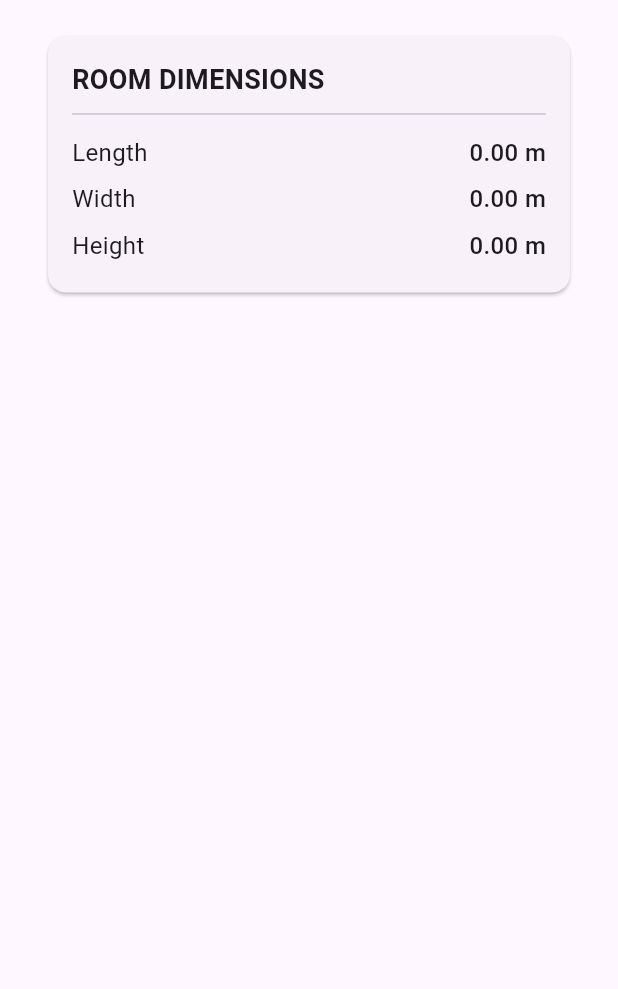
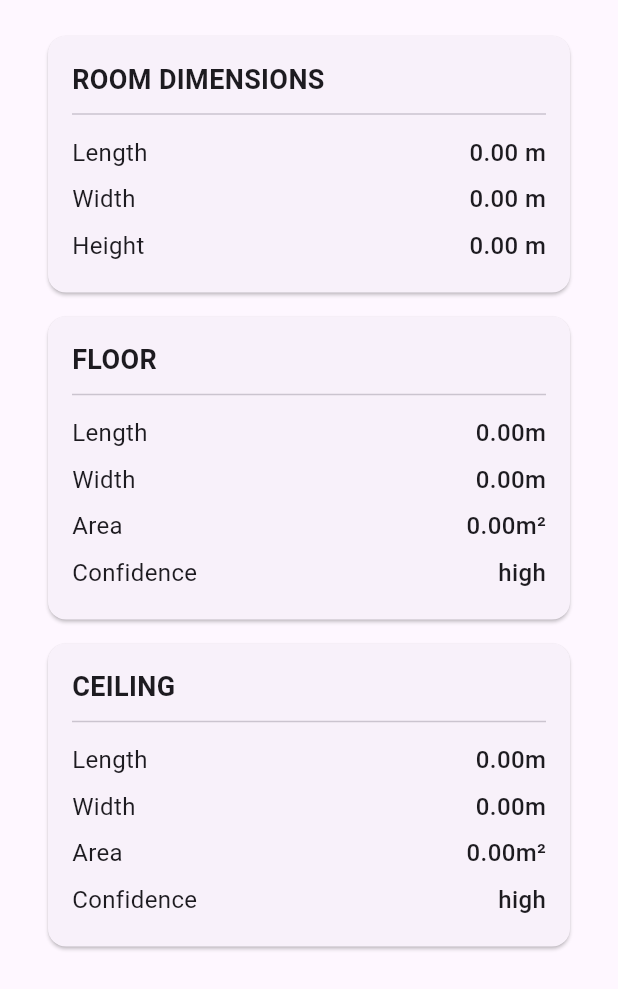
Before and after one commit to Barba2k2/flutter_roomplan, a Flutter app: the RoomDetailsView widget shown alone on an empty page, opened directly with empty values, on a phone screen of 412 x 824 dp. Shown: the top 989 px of the screen. Run offline on Flutter 3.47's test engine with Material 3 defaults, Android fonts, the phone set to English and light mode, and no system bars.

Commit message:
feat: update room details view

```diff
--- a/example/lib/widgets/room_details_view.dart
+++ b/example/lib/widgets/room_details_view.dart
@@ -11,6 +11,8 @@ class RoomDetailsView extends StatelessWidget {
   @override
   Widget build(BuildContext context) {
     final dimensions = scanResult.room.dimensions;
+    final floor = scanResult.room.floor;
+    final ceiling = scanResult.room.ceiling;
     return ListView(
       padding: const EdgeInsets.all(16),
       children: [
@@ -32,6 +34,60 @@ class RoomDetailsView extends StatelessWidget {
               ),
             ],
           ),
+        if (floor != null)
+          MeasurementCard(
+            title: 'Floor',
+            details: [
+              if (floor.dimensions != null) ...[
+                DetailRow(
+                  title: 'Length',
+                  value: floor.dimensions!
+                      .getFormattedLength(MeasurementUnit.metric),
+                ),
+                DetailRow(
+                  title: 'Width',
+                  value: floor.dimensions!
+                      .getFormattedWidth(MeasurementUnit.metric),
+                ),
+                DetailRow(
+                  title: 'Area',
+                  value: floor.dimensions!
+                      .getFormattedFloorArea(MeasurementUnit.metric),
+                ),
+              ],
+              DetailRow(
+                title: 'Confidence',
+                value: floor.confidence.toString().split('.').last,
+              ),
+            ],
+          ),
+        if (ceiling != null)
+          MeasurementCard(
+            title: 'Ceiling',
+            details: [
+              if (ceiling.dimensions != null) ...[
+                DetailRow(
+                  title: 'Length',
+                  value: ceiling.dimensions!
+                      .getFormattedLength(MeasurementUnit.metric),
+                ),
+                DetailRow(
+                  title: 'Width',
+                  value: ceiling.dimensions!
+                      .getFormattedWidth(MeasurementUnit.metric),
+                ),
+                DetailRow(
+                  title: 'Area',
+                  value: ceiling.dimensions!
+                      .getFormattedFloorArea(MeasurementUnit.metric),
+                ),
+              ],
+              DetailRow(
+                title: 'Confidence',
+                value: ceiling.confidence.toString().split('.').last,
+              ),
+            ],
+          ),
       ],
     );
   }
```
